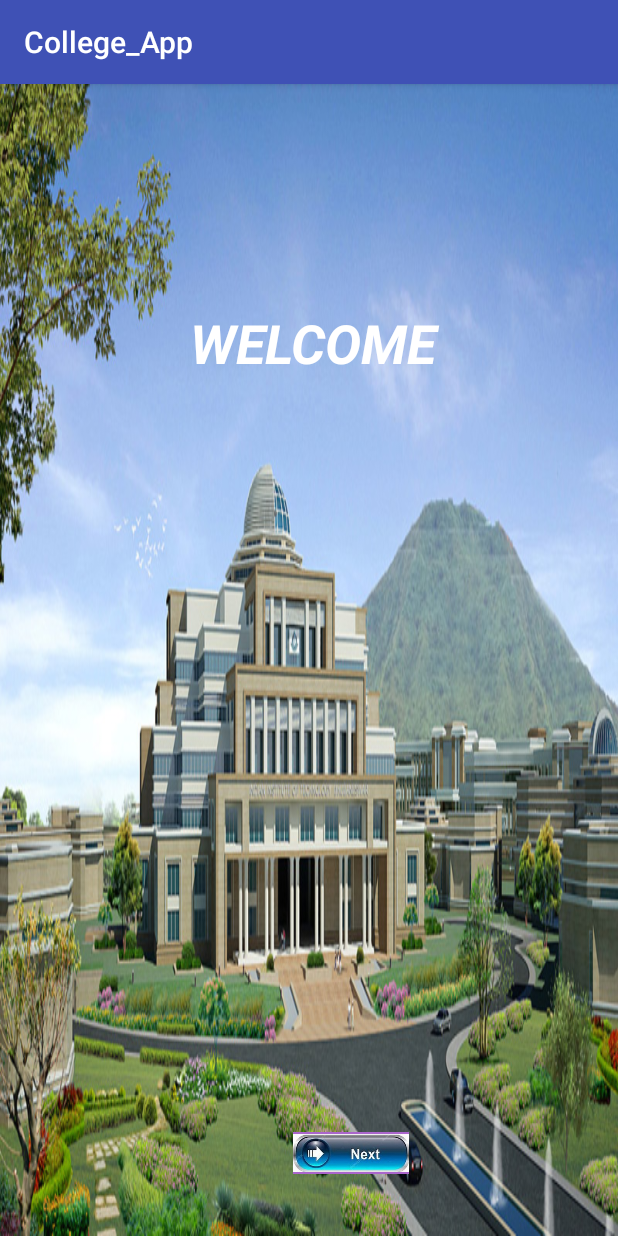
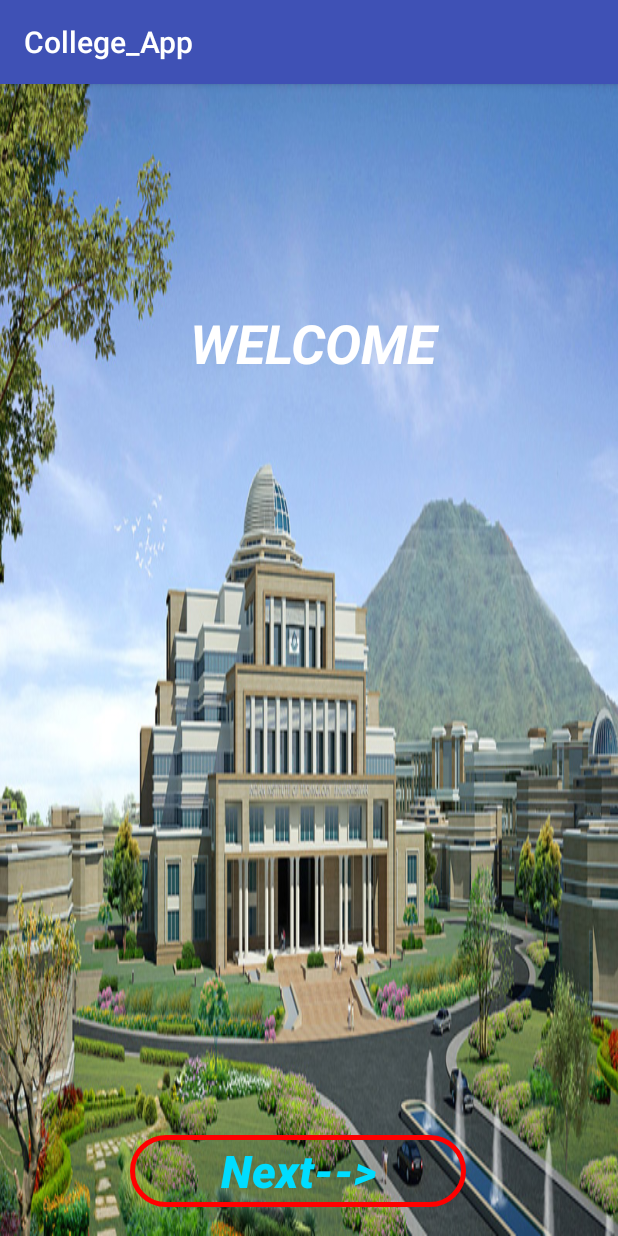
Before and after one commit to sumit-03/College_App, an Android app: the screen it shows after launch (MainActivity), on a phone screen of 412 x 824 dp. Run offline under Robolectric (Android 15) with nearby library versions, the phone set to English and light mode, and no system bars.

Commit message:
designing style of button

```diff
--- a/app/src/main/java/com/example/quantum/college_app/MainActivity.java
+++ b/app/src/main/java/com/example/quantum/college_app/MainActivity.java
@@ -5,22 +5,24 @@ import android.support.design.widget.FloatingActionButton;
 import android.support.v7.app.AppCompatActivity;
 import android.os.Bundle;
 import android.view.View;
+import android.widget.Button;
 import android.widget.ImageView;
 
 public class MainActivity extends AppCompatActivity {
+private Button next;
 
-    private ImageView imageViewNext;
+
 
     @Override
     protected void onCreate(Bundle savedInstanceState) {
         super.onCreate(savedInstanceState);
         setContentView(R.layout.activity_main);
 
-            imageViewNext=(ImageView) findViewById(R.id.ivnext);
-            imageViewNext.setOnClickListener(new View.OnClickListener() {
+            next=(Button)findViewById(R.id.buttonnext);
+            next.setOnClickListener(new View.OnClickListener() {
                 @Override
                 public void onClick(View view) {
-                  //  startActivity(new Intent(MainActivity.this,LoginActicity.class));
+                   //startActivity(new Intent(MainActivity.this,LoginActicity.class));
                 }
             });
 
--- /dev/null
+++ b/app/src/main/res/drawable/buttonstyle.xml
@@ -0,0 +1,7 @@
+<?xml version="1.0" encoding="utf-8"?>
+<shape xmlns:android="http://schemas.android.com/apk/res/android">
+   <solid android:color="#11000000"/>
+    <corners android:radius="30dp"/>
+    <stroke android:color="#FF0000"
+        android:width="3dp"/>
+</shape>
--- a/app/src/main/res/layout/activity_main.xml
+++ b/app/src/main/res/layout/activity_main.xml
@@ -31,23 +31,27 @@
         app:layout_constraintTop_toTopOf="parent"
         app:layout_constraintVertical_bias="0.171" />
 
-    <ImageView
-        android:id="@+id/ivnext"
-        android:layout_width="77dp"
-        android:layout_height="28dp"
-        android:layout_marginBottom="16dp"
-        android:layout_marginEnd="96dp"
+    <Button
+        android:id="@+id/buttonnext"
+        android:layout_width="224dp"
+        android:layout_height="wrap_content"
+        android:layout_marginBottom="8dp"
+        android:layout_marginEnd="8dp"
         android:layout_marginLeft="8dp"
-        android:layout_marginRight="96dp"
+        android:layout_marginRight="8dp"
         android:layout_marginStart="8dp"
         android:layout_marginTop="8dp"
-        android:background="@android:color/holo_purple"
+        android:background="@drawable/buttonstyle"
+        android:text="Next-->"
+        android:textAllCaps="false"
+        android:textColor="@android:color/holo_blue_bright"
+        android:textSize="30sp"
+        android:textStyle="bold|italic"
         app:layout_constraintBottom_toBottomOf="parent"
         app:layout_constraintEnd_toEndOf="parent"
-        app:layout_constraintHorizontal_bias="0.812"
+        app:layout_constraintHorizontal_bias="0.457"
         app:layout_constraintStart_toStartOf="parent"
         app:layout_constraintTop_toTopOf="parent"
-        app:layout_constraintVertical_bias="0.965"
-        app:srcCompat="@drawable/next2" />
+        app:layout_constraintVertical_bias="0.984" />
 
 </android.support.constraint.ConstraintLayout>
```
